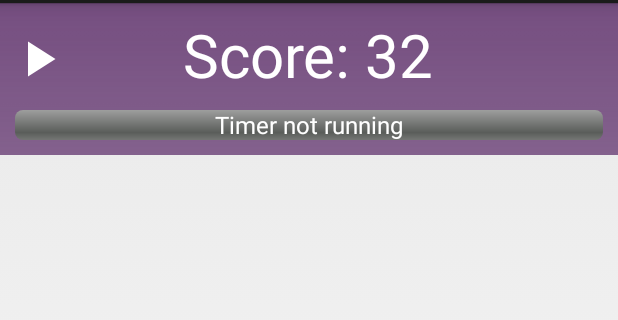
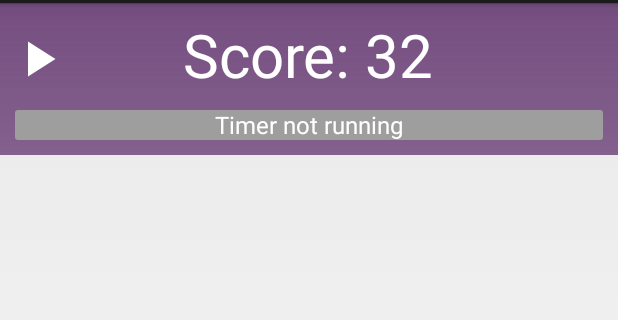
Before and after one commit to FROGbots-4634/Relic-Recovery-Scorer, an Android app: the layout header_score_layout.xml on its own in the app's theme, with its tools: preview values and no code run, on a phone screen of 412 x 824 dp, the part 69-389 px from its top. Run offline under Robolectric (Android 15) with nearby library versions, the phone set to English and light mode, and no system bars.

Commit message:
Flat progress bar

```diff
--- a/app/src/main/res/drawable/progress_drawable_blue.xml
+++ b/app/src/main/res/drawable/progress_drawable_blue.xml
@@ -2,28 +2,16 @@
 
     <item android:id="@android:id/background">
         <shape>
-            <corners android:radius="5dip" />
-            <gradient
-                android:startColor="#ff9d9e9d"
-                android:centerColor="#ff5a5d5a"
-                android:centerY="0.75"
-                android:endColor="#ff747674"
-                android:angle="270"
-                />
+            <corners android:radius="2dp" />
+            <solid android:color="#9E9E9E" />
         </shape>
     </item>
 
     <item android:id="@android:id/secondaryProgress">
         <clip>
             <shape>
-                <corners android:radius="5dip" />
-                <gradient
-                    android:startColor="#80ffd300"
-                    android:centerColor="#80ffb600"
-                    android:centerY="0.75"
-                    android:endColor="#a0ffcb00"
-                    android:angle="270"
-                    />
+                <corners android:radius="2dp" />
+                <solid android:color="#a0ffcb00" />
             </shape>
         </clip>
     </item>
@@ -32,12 +20,8 @@
         <clip>
             <shape>
                 <corners
-                    android:radius="5dip" />
-                <gradient
-                    android:startColor="@color/teleop"
-                    android:endColor="@color/teleop_dark"
-                    android:angle="270"
-                    />
+                    android:radius="2dp" />
+                <solid android:color="@color/teleop" />
             </shape>
         </clip>
     </item>
```
Also changed, not shown: app/src/main/res/drawable/progress_drawable_green.xml (+6 -22 lines), app/src/main/res/drawable/progress_drawable_orange.xml (+6 -22 lines), app/src/main/res/drawable/progress_drawable_red.xml (+6 -22 lines).
